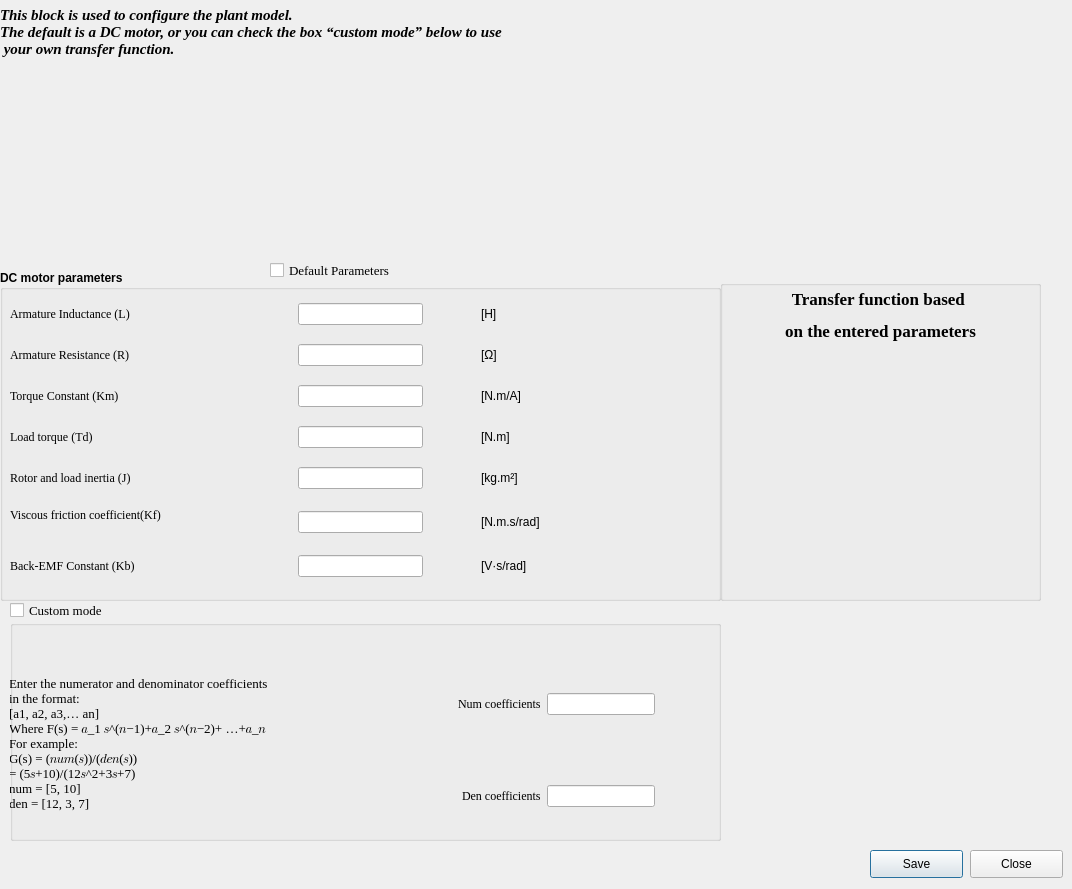
The window that ui/plant_model.ui (congtul/narma_l2_control_system) describes before a commit, drawn with Qt 5.
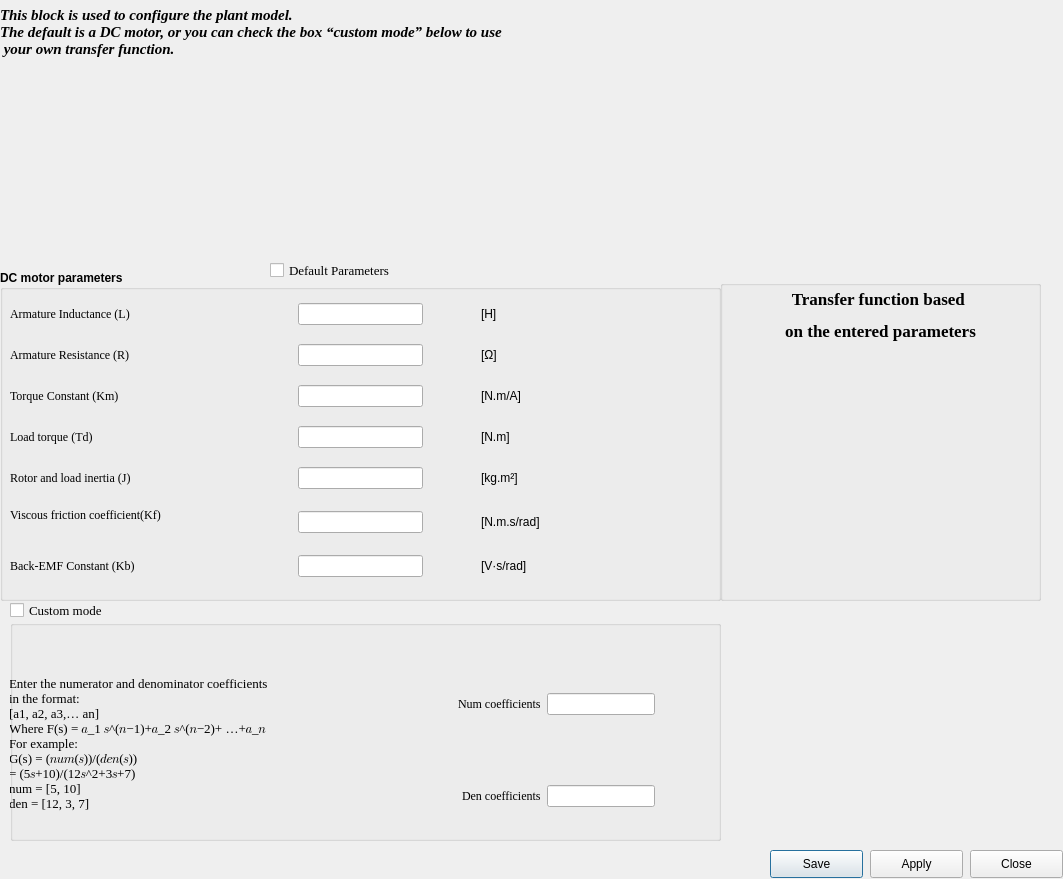
The same window after the commit. Icons and pictures are not drawn.

Commit message: update user_guide + start/stop button

Diff of the .ui file:
```diff
--- a/ui/plant_model.ui
+++ b/ui/plant_model.ui
@@ -6,8 +6,8 @@
    <rect>
     <x>0</x>
     <y>0</y>
-    <width>1072</width>
-    <height>889</height>
+    <width>1063</width>
+    <height>879</height>
    </rect>
   </property>
   <property name="windowTitle">
@@ -16,7 +16,7 @@
   <widget class="QPushButton" name="save_button">
    <property name="geometry">
     <rect>
-     <x>870</x>
+     <x>770</x>
      <y>850</y>
      <width>93</width>
      <height>28</height>
@@ -506,6 +506,19 @@
     </property>
    </widget>
   </widget>
+  <widget class="QPushButton" name="apply_button">
+   <property name="geometry">
+    <rect>
+     <x>870</x>
+     <y>850</y>
+     <width>93</width>
+     <height>28</height>
+    </rect>
+   </property>
+   <property name="text">
+    <string>Apply</string>
+   </property>
+  </widget>
  </widget>
  <resources>
   <include location="../resources/plant_model.qrc"/>
```
Left out of the diff: 17 changed lines with no effect on the pictures. The commit also changes 12 other files.
